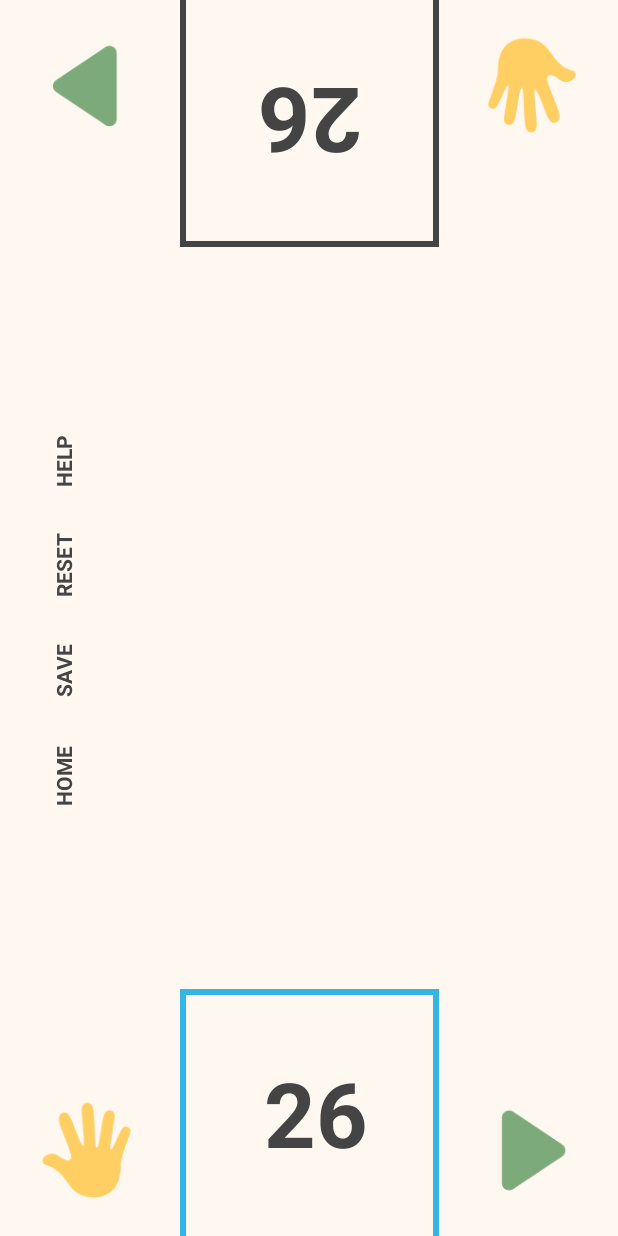
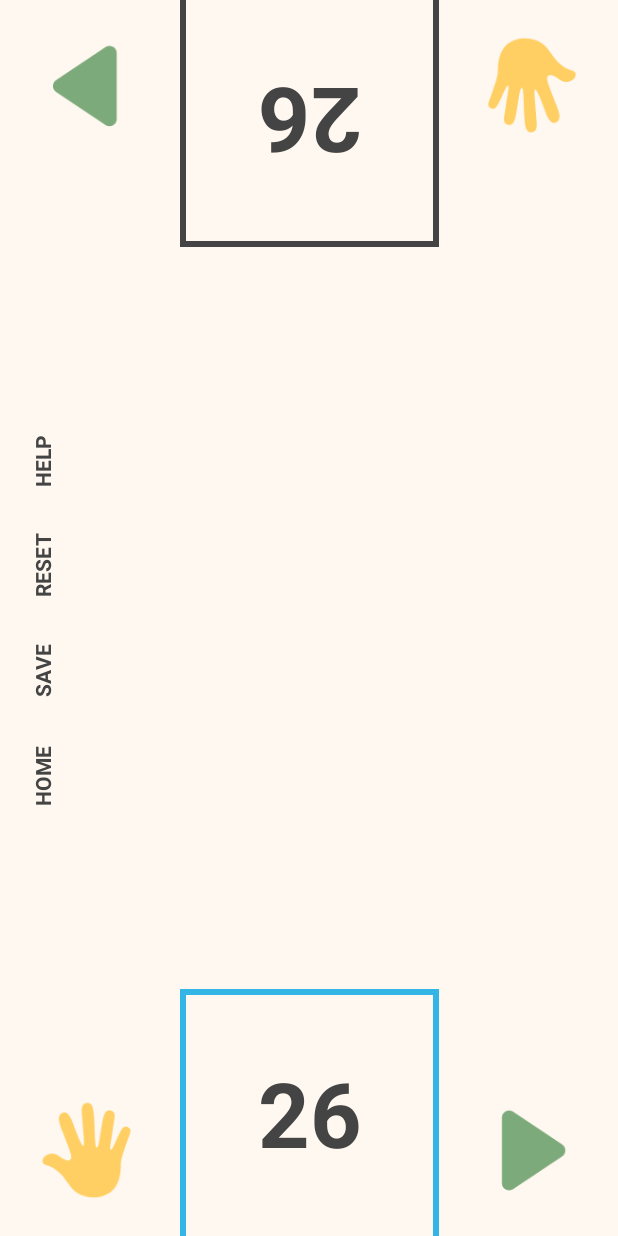
Before and after one commit to loafyyy/egyptian-rat-screw-android, an Android app: the MainActivity screen opened directly, with no data from a screen before it, on a phone screen of 412 x 824 dp. Run offline under Robolectric (Android 15) with nearby library versions, the phone set to English and light mode, and no system bars.

Commit message:
make layout compatible with tablets

```diff
--- a/app/src/main/res/layout/activity_main.xml
+++ b/app/src/main/res/layout/activity_main.xml
@@ -121,13 +121,13 @@
         android:layout_height="wrap_content"
         android:layout_centerVertical="true"
         android:layout_marginBottom="8dp"
-        android:layout_marginEnd="24dp"
-        android:layout_marginRight="24dp"
         android:layout_marginTop="8dp"
         android:orientation="horizontal"
         android:rotation="270"
         app:layout_constraintBottom_toBottomOf="parent"
-        app:layout_constraintEnd_toStartOf="@+id/guideline4"
+        app:layout_constraintEnd_toStartOf="@+id/guideline_card_1_left2"
+        app:layout_constraintHorizontal_bias="0.7"
+        app:layout_constraintStart_toStartOf="parent"
         app:layout_constraintTop_toTopOf="parent">
 
         <Button
@@ -225,7 +225,6 @@
         android:id="@+id/num_cards_player_one"
         style="@style/num_cards_text"
         android:layout_alignParentBottom="true"
-        android:layout_marginStart="8dp"
         app:layout_constraintBottom_toBottomOf="parent"
         app:layout_constraintEnd_toStartOf="@+id/guideline_card_1_right"
         app:layout_constraintStart_toStartOf="@+id/guideline_card_1_left2"
```
